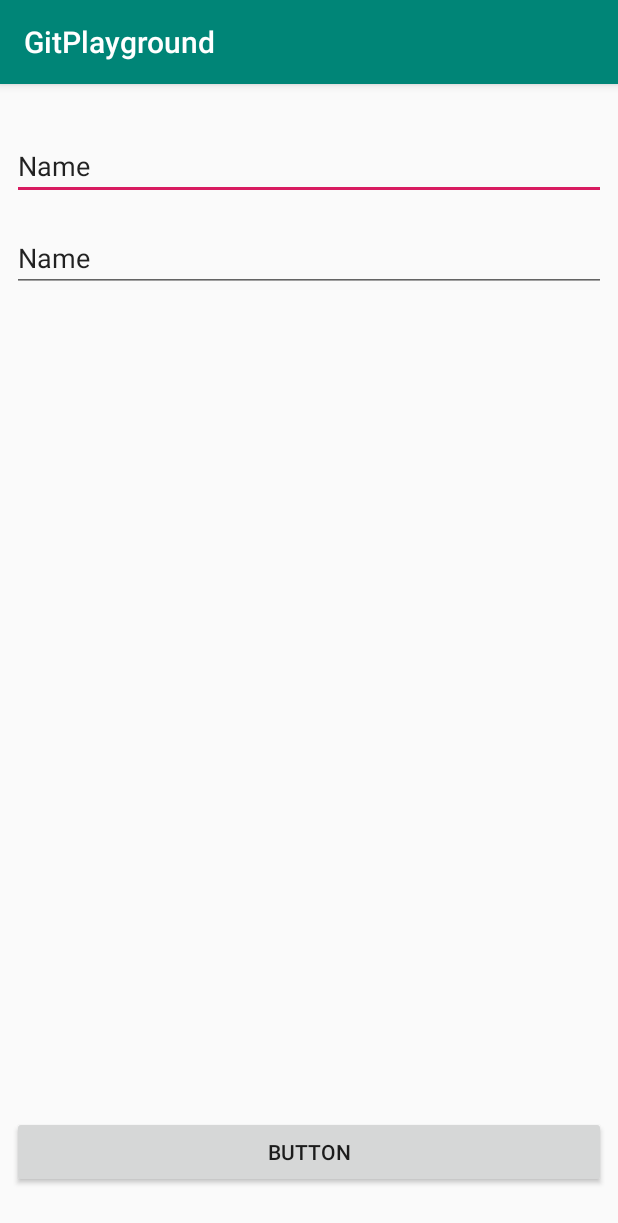
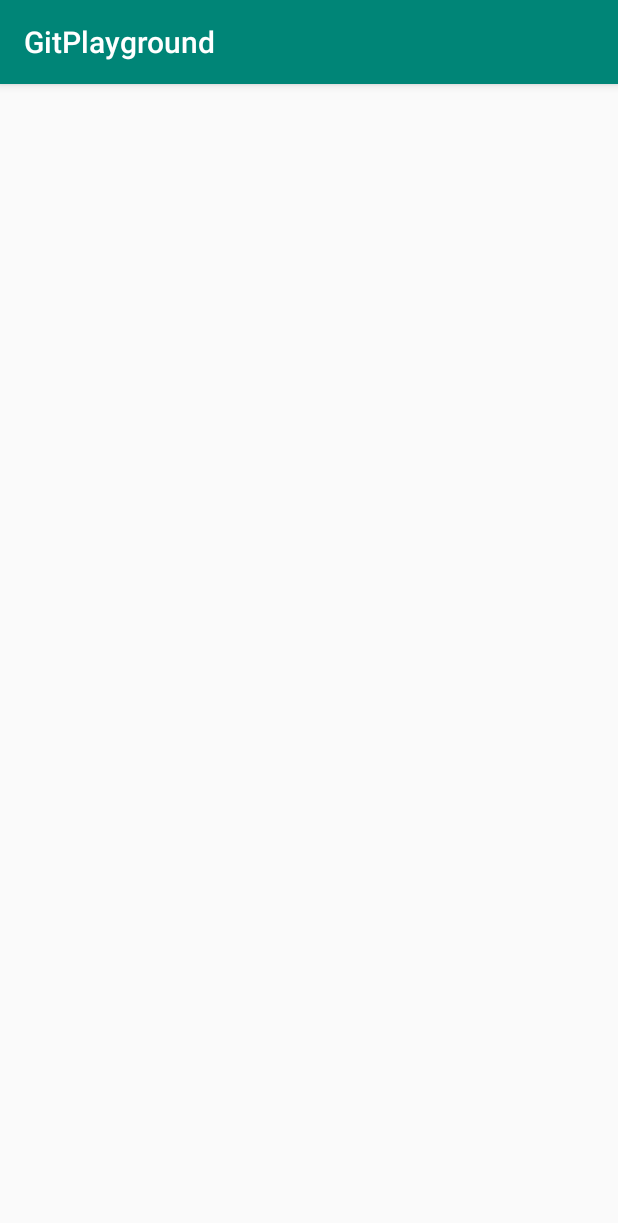
Before and after one commit to madagaskarr/Tezting-Git-Flow, an Android app: the screen it shows after launch (MainActivity), on a phone screen of 412 x 824 dp. Shown: the top 1223 px of the screen. Run offline under Robolectric (Android 15) with nearby library versions, the phone set to English and light mode, and no system bars.

Commit message:
Removed buttons

```diff
--- a/app/src/main/res/layout/activity_main.xml
+++ b/app/src/main/res/layout/activity_main.xml
@@ -4,46 +4,4 @@
     xmlns:tools="http://schemas.android.com/tools"
     android:layout_width="match_parent"
     android:layout_height="match_parent"
-    tools:context=".MainActivity">
-
-    <Button
-        android:id="@+id/button"
-        android:layout_width="0dp"
-        android:layout_height="wrap_content"
-        android:layout_marginStart="8dp"
-        android:layout_marginEnd="8dp"
-        android:layout_marginBottom="32dp"
-        android:text="Button"
-        app:layout_constraintBottom_toBottomOf="parent"
-        app:layout_constraintEnd_toEndOf="parent"
-        app:layout_constraintStart_toStartOf="parent" />
-
-    <EditText
-        android:id="@+id/editText"
-        android:layout_width="0dp"
-        android:layout_height="wrap_content"
-        android:layout_marginStart="8dp"
-        android:layout_marginTop="32dp"
-        android:layout_marginEnd="8dp"
-        android:ems="10"
-        android:inputType="textPersonName"
-        android:text="Name"
-        app:layout_constraintEnd_toEndOf="parent"
-        app:layout_constraintStart_toStartOf="parent"
-        app:layout_constraintTop_toTopOf="parent" />
-
-    <EditText
-        android:id="@+id/editText2"
-        android:layout_width="0dp"
-        android:layout_height="wrap_content"
-        android:layout_marginStart="8dp"
-        android:layout_marginTop="16dp"
-        android:layout_marginEnd="8dp"
-        android:ems="10"
-        android:inputType="textPersonName"
-        android:text="Name"
-        app:layout_constraintEnd_toEndOf="parent"
-        app:layout_constraintHorizontal_bias="0.0"
-        app:layout_constraintStart_toStartOf="parent"
-        app:layout_constraintTop_toBottomOf="@+id/editText" />
-</androidx.constraintlayout.widget.ConstraintLayout>
+    tools:context=".MainActivity"/>
```
